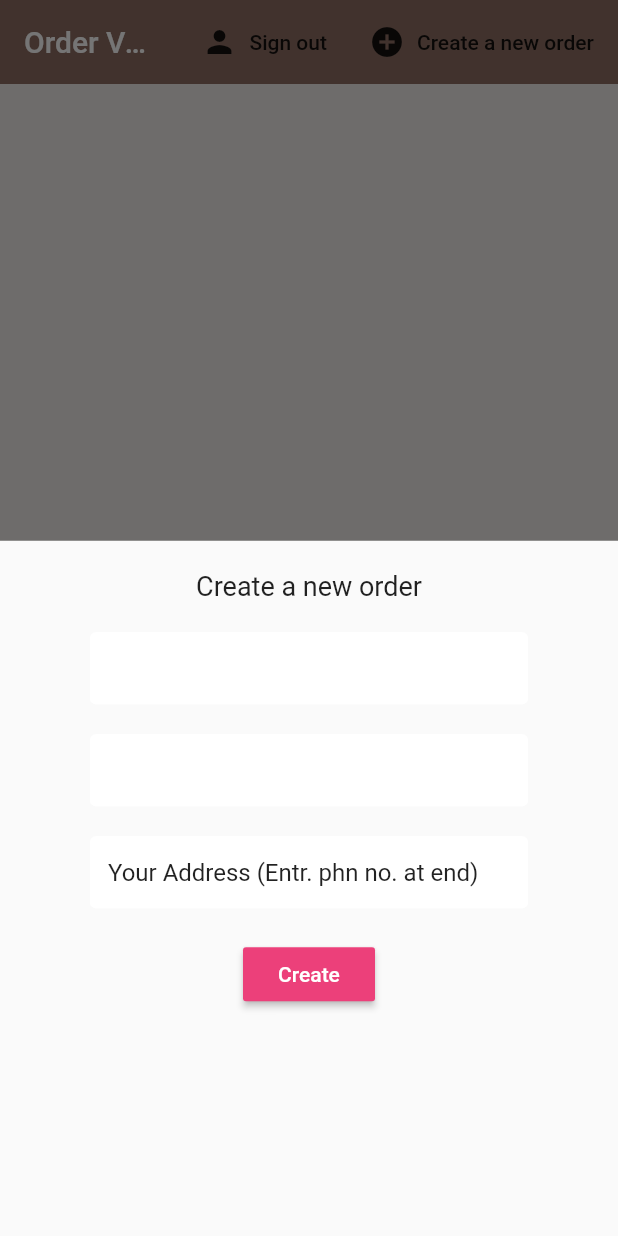
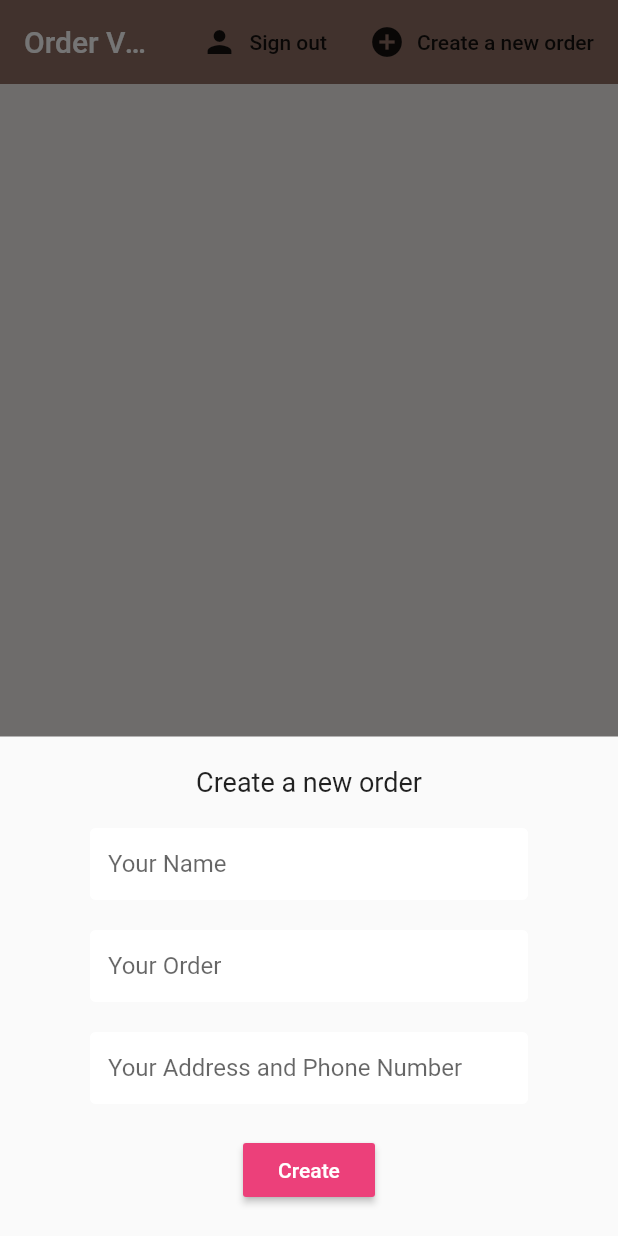
Before and after one commit to ahattangadi/order_vegetables, a Flutter app: the screen it shows once a user with an empty profile is signed in, after a tap on "Create a new order", on a phone screen of 412 x 824 dp. Run offline on Flutter 3.47's test engine with Material 2 defaults, Android fonts, the phone set to English and light mode, and no system bars; our stand-ins replace cloud_firestore, firebase_auth, flutter_spinkit; accounts and stored records are empty.

Commit message:
Prevents order form from getting covered by keyboard and added hint text and changed new user dummy text

```diff
--- a/lib/screens/home/home.dart
+++ b/lib/screens/home/home.dart
@@ -18,11 +18,15 @@ class _HomeState extends State<Home> {
   Widget build(BuildContext context) {
     void _showSettingsPanel() {
       showModalBottomSheet(
+          isScrollControlled: true,
           context: context,
           builder: (context) {
-            return Container(
-              padding: EdgeInsets.symmetric(vertical: 20.0, horizontal: 60.0),
-              child: SettingsForm(),
+            return Padding(
+              padding: MediaQuery.of(context).viewInsets,
+              child: Container(
+                padding: EdgeInsets.symmetric(vertical: 20.0, horizontal: 60.0),
+                child: SettingsForm(),
+              ),
             );
           });
     }
--- a/lib/screens/home/settings_form.dart
+++ b/lib/screens/home/settings_form.dart
@@ -20,6 +20,7 @@ class _SettingsFormState extends State<SettingsForm> {
   @override
   Widget build(BuildContext context) {
     final user = Provider.of<User>(context);
+    final bottom = MediaQuery.of(context).viewInsets.bottom;
 
     return StreamBuilder<UserData>(
         stream: DatabaseService(uid: user.uid).userData,
@@ -28,6 +29,7 @@ class _SettingsFormState extends State<SettingsForm> {
             UserData userData = snapshot.data;
             return Form(
               key: _formKey,
+              child: SingleChildScrollView(
                 child: Column(
                   children: <Widget>[
                     Text(
@@ -39,7 +41,8 @@ class _SettingsFormState extends State<SettingsForm> {
                     ),
                     TextFormField(
                       initialValue: userData.name,
-                    decoration: textInputDecoration,
+                      decoration:
+                          textInputDecoration.copyWith(hintText: 'Your Name'),
                       validator: (val) =>
                           val.isEmpty ? 'Please enter a name' : null,
                       onChanged: (val) => setState(() => _currentName = val),
@@ -49,7 +52,8 @@ class _SettingsFormState extends State<SettingsForm> {
                     ),
                     TextFormField(
                       initialValue: userData.order,
-                    decoration: textInputDecoration,
+                      decoration:
+                          textInputDecoration.copyWith(hintText: 'Your Order'),
                       validator: (val) =>
                           val.isEmpty ? 'Please enter your order' : null,
                       onChanged: (val) => setState(() => _currentOrder = val),
@@ -58,9 +62,9 @@ class _SettingsFormState extends State<SettingsForm> {
                       height: 20.0,
                     ),
                     TextFormField(
-                    initialValue:
-                        'Your Address (Entr. phn no. at end)${userData.address}',
-                    decoration: textInputDecoration,
+                      initialValue: userData.address,
+                      decoration: textInputDecoration.copyWith(
+                          hintText: 'Your Address and Phone Number'),
                       validator: (val) =>
                           val.isEmpty ? 'Please enter your address' : null,
                       onChanged: (val) => setState(() => _currentAddress = val),
@@ -86,6 +90,7 @@ class _SettingsFormState extends State<SettingsForm> {
                     ),
                   ],
                 ),
+              ),
             );
           } else {
             return Loading();
--- a/lib/services/auth.dart
+++ b/lib/services/auth.dart
@@ -50,7 +50,7 @@ class AuthService {
       FirebaseUser user = result.user;
 //create a new fs document for user w/ uid
       await DatabaseService(uid: user.uid)
-          .updateUserData(email, 'Your Order', 'Undefined Address');
+          .updateUserData(email, 'Your Order', 'Your Address, Phone Number');
       return _userFromFirebaseUser(user);
     } catch (e) {
       print(e.toString());
```
Lines whose indentation alone changed are shown as unchanged.
